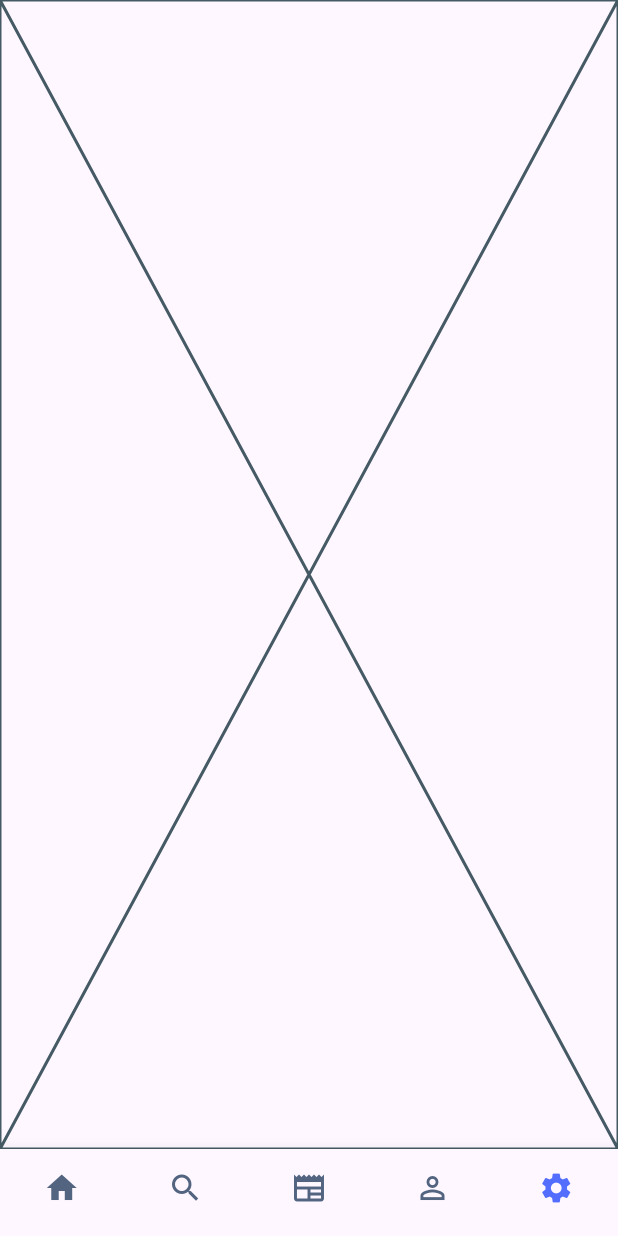
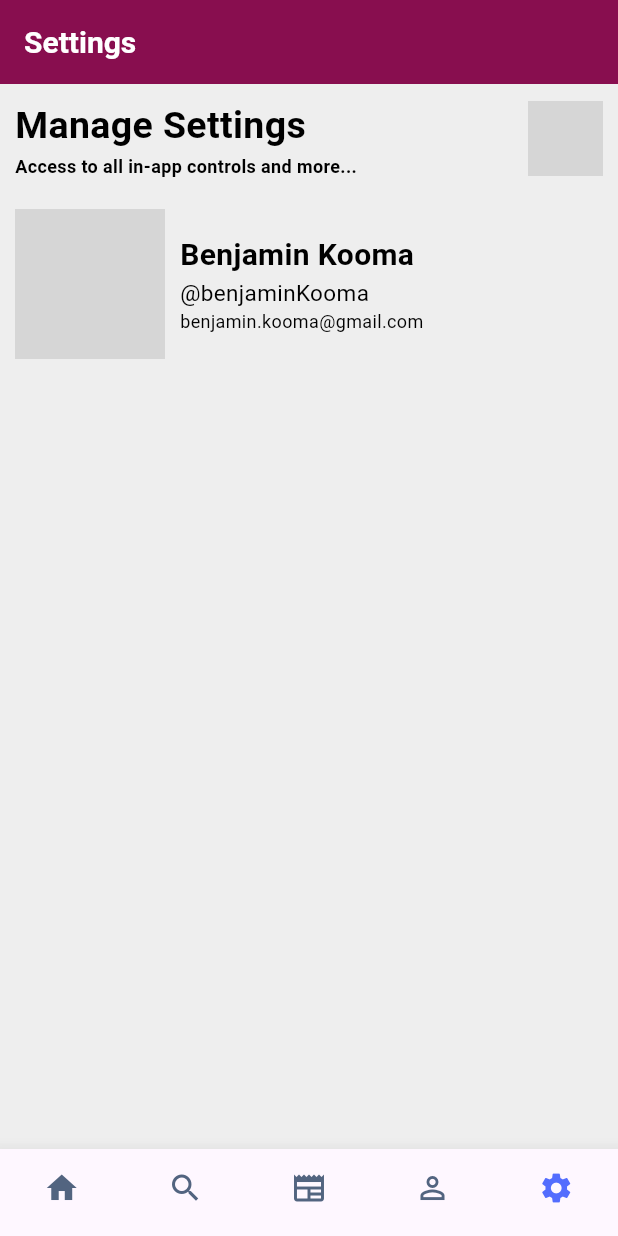
Before and after one commit to koomabenjamin/fantasy-mobile, a Flutter app: the screen it shows after launch, item 5 of the bottom bar chosen, on a phone screen of 412 x 824 dp. Run offline on Flutter 3.47's test engine with Material 2 defaults, Android fonts, the phone set to English and light mode, and no system bars; our stand-ins replace fluentui_icons, gap; grey boxes are pictures that could not be loaded.

Commit message:
Commence work on Settings screen

```diff
--- a/lib/screens/bottom_bar.dart
+++ b/lib/screens/bottom_bar.dart
@@ -4,7 +4,7 @@ import 'package:fantasy/screens/newfeed_screen.dart';
 import 'package:fantasy/screens/player_screen.dart';
 import 'package:fantasy/screens/profile_screen.dart';
 import 'package:fantasy/screens/search_screen.dart';
-import 'package:fantasy/screens/settings_screen.dart';
+import 'package:fantasy/screens/settings/settings_screen.dart';
 import 'package:fluentui_icons/fluentui_icons.dart';
 import 'package:flutter/material.dart';
 
@@ -31,7 +31,7 @@ class _BottomBarState extends State<BottomBar> {
     const PlayerScreen(),
     const NewsFeedScreen(),
     const ProfileScreen(),
-    const SettingsScreen(),
+    const SettingScreen(),
   ];
   @override
   Widget build(BuildContext context) {
--- a/lib/screens/newfeed_screen.dart
+++ b/lib/screens/newfeed_screen.dart
@@ -76,6 +76,7 @@ class NewsFeedScreen extends StatelessWidget {
               ),
             ]),
           ),
+
           SingleChildScrollView(
             scrollDirection: Axis.horizontal,
             child: Row(
--- /dev/null
+++ b/lib/screens/settings/settings_screen.dart
@@ -0,0 +1,82 @@
+import 'package:fantasy/utils/styles.dart';
+import 'package:flutter/material.dart';
+import 'package:gap/gap.dart';
+
+class SettingScreen extends StatelessWidget {
+  const SettingScreen({super.key});
+
+  @override
+  Widget build(BuildContext context) {
+    return Scaffold(
+      backgroundColor: Colors.grey[200],
+      appBar: AppBar(
+        title: Text("Settings", style: Styles.textLg),
+        backgroundColor: Colors.pink[900],
+      ),
+      body: ListView(
+        children: [
+          Container(
+            padding: const EdgeInsets.symmetric(horizontal: 10, vertical: 10),
+            child: Column(children: [
+              Row(
+                mainAxisAlignment: MainAxisAlignment.spaceBetween,
+                children: [
+                  Column(
+                    crossAxisAlignment: CrossAxisAlignment.start,
+                    children: [
+                      Text(
+                        "Manage Settings",
+                        style: Styles.textXl.copyWith(color: Colors.black),
+                      ),
+                      Text(
+                        "Access to all in-app controls and more...",
+                        style: Styles.textSm.copyWith(color: Colors.black),
+                      ),
+                    ],
+                  ),
+                  Container(
+                    width: 50,
+                    height: 50,
+                    decoration: BoxDecoration(
+                      borderRadius: BorderRadius.circular(10),
+                      image: const DecorationImage(
+                        fit: BoxFit.fitHeight,
+                        image: AssetImage("assets/images/logo.png"),
+                      ),
+                    ),
+                  ),
+                ],
+              ),
+              const Gap(20),
+
+              Row(
+                children: [
+                  Container(
+                    width: 100,
+                    height: 100,
+                    decoration: BoxDecoration(
+                      borderRadius: BorderRadius.circular(50),
+                      image: const DecorationImage(
+                        fit: BoxFit.fitHeight,
+                        image: AssetImage("assets/images/logo.png"),
+                      ),
+                    ),
+                  ),
+                  const Gap(10),
+                  Column(
+                    crossAxisAlignment: CrossAxisAlignment.start,
+                    children: [
+                      Text("Benjamin Kooma", style: Styles.textLg.copyWith(color: Colors.black)),
+                      Text("@benjaminKooma", style: Styles.textBase.copyWith(color: Colors.black, fontWeight: FontWeight.normal)),
+                      Text("benjamin.kooma@gmail.com", style: Styles.textSm.copyWith(color: Colors.black, fontWeight: FontWeight.normal))
+                    ],
+                  ),
+                ],
+              )
+            ]),
+          ),
+        ],
+      ),
+    );
+  }
+}
--- a/lib/screens/settings_screen.dart
+++ /dev/null
@@ -1,10 +0,0 @@
-import 'package:flutter/material.dart';
-
-class SettingsScreen extends StatelessWidget {
-  const SettingsScreen({super.key});
-
-  @override
-  Widget build(BuildContext context) {
-    return const Placeholder();
-  }
-}
--- a/pubspec.yaml
+++ b/pubspec.yaml
@@ -39,6 +39,7 @@ dependencies:
   gap: ^2.0.0
   get:
   http: ^1.1.0
+  flutter_screenutil:
 
 dev_dependencies:
   flutter_test:
```
Also changed, not shown: pubspec.lock.
